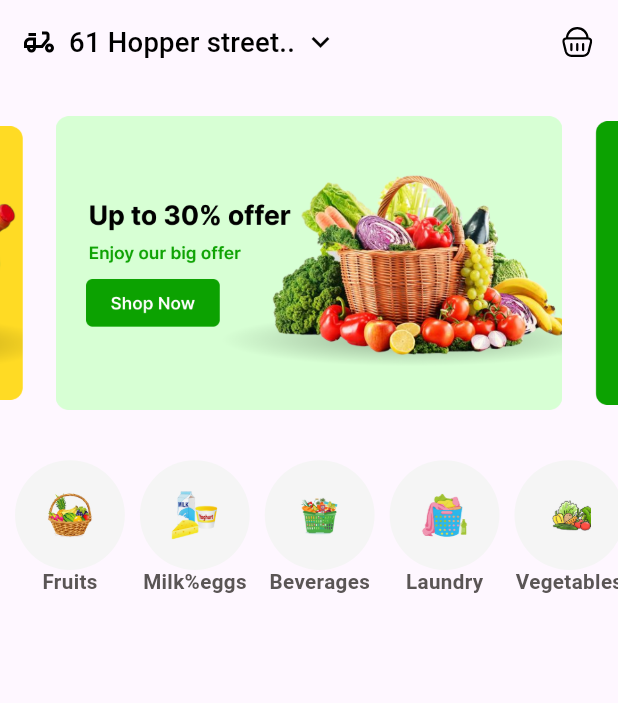
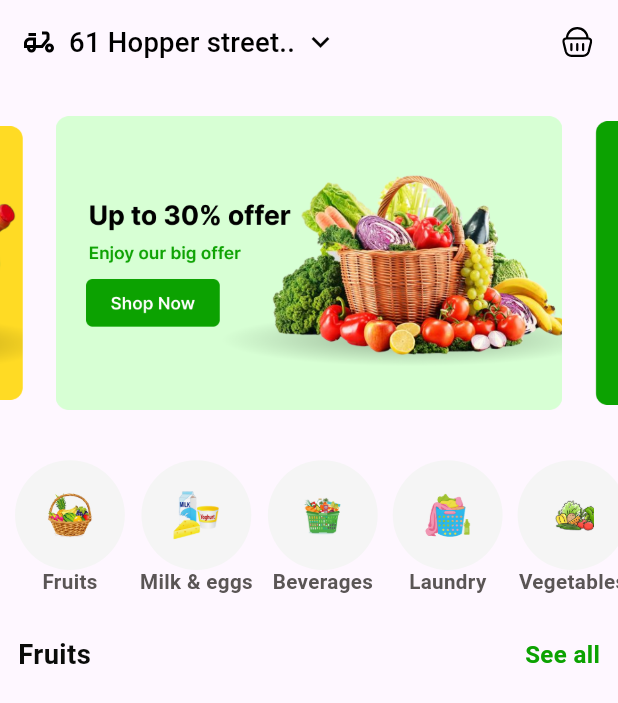
Before and after one commit to AmrElzohairy/fruits_app, a Flutter app: the screen it shows after launch, on a phone screen of 412 x 824 dp. Shown: the top 703 px of the screen. Run offline on Flutter 3.47's test engine with Material 3 defaults, Android fonts, the phone set to English and light mode, and no system bars; drawn by our look-alikes of carousel_slider; our stand-ins replace flutter_screenutil, flutter_svg.

```diff
--- a/lib/features/home/presentation/home_view.dart
+++ b/lib/features/home/presentation/home_view.dart
@@ -36,6 +36,17 @@ class HomeView extends StatelessWidget {
             const HomeBannersCarousal(),
             SizedBox(height: 10.h),
             const HomeCategories(),
+            SizedBox(height: 25.h),
+            Padding(
+              padding: const EdgeInsets.symmetric(horizontal: 12),
+              child: Row(
+                children: [
+                  Text("Fruits", style: AppStyles.semiBold16Black),
+                  const Spacer(),
+                  Text("See all", style: AppStyles.semiBold14Green),
+                ],
+              ),
+            ),
           ],
         ),
       ),
--- a/lib/features/home/presentation/widgets/home_categories.dart
+++ b/lib/features/home/presentation/widgets/home_categories.dart
@@ -14,7 +14,7 @@ class HomeCategories extends StatefulWidget {
 class _HomeCategoriesState extends State<HomeCategories> {
   final List<CategoryModel> categories = [
     CategoryModel(name: "Fruits", image: Assets.imagesFruitsIcon),
-    CategoryModel(name: "Milk%eggs", image: Assets.imagesMilkIcon),
+    CategoryModel(name: "Milk & eggs", image: Assets.imagesMilkIcon),
     CategoryModel(name: "Beverages", image: Assets.imagesBeverages),
     CategoryModel(name: "Laundry", image: Assets.imagesLaundry),
     CategoryModel(name: "Vegetables", image: Assets.imagesVegetables),
```
